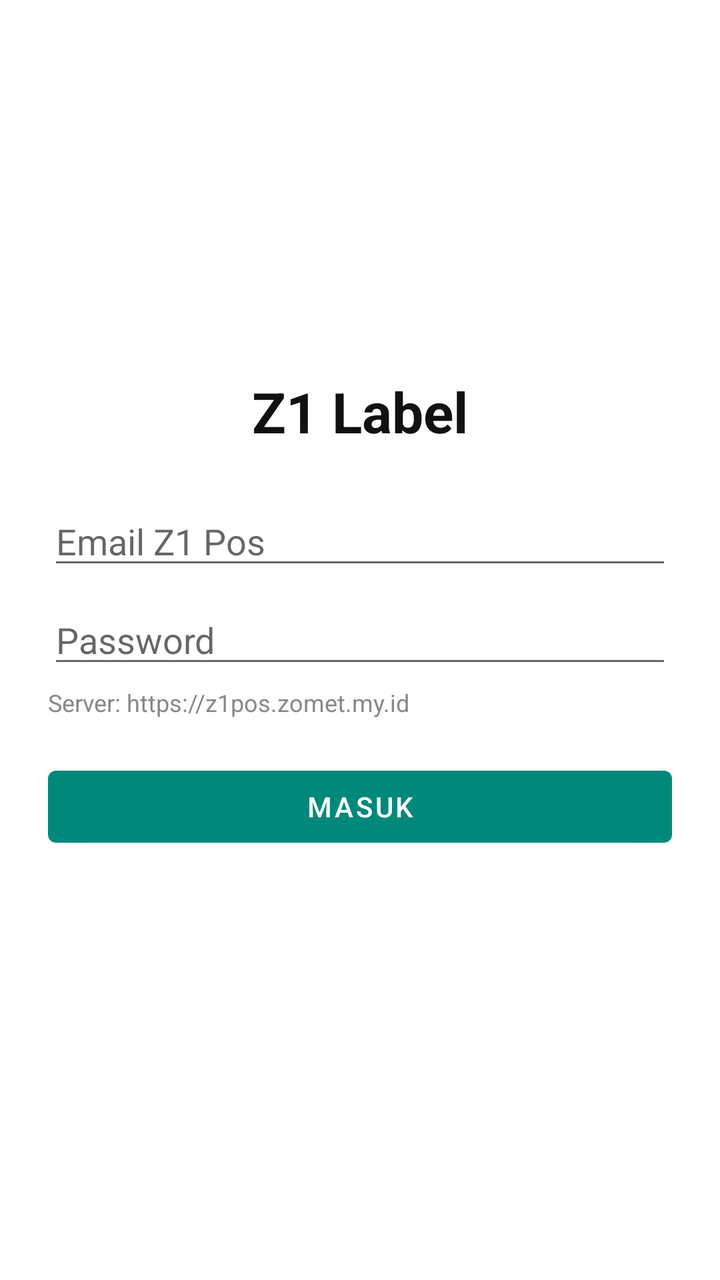
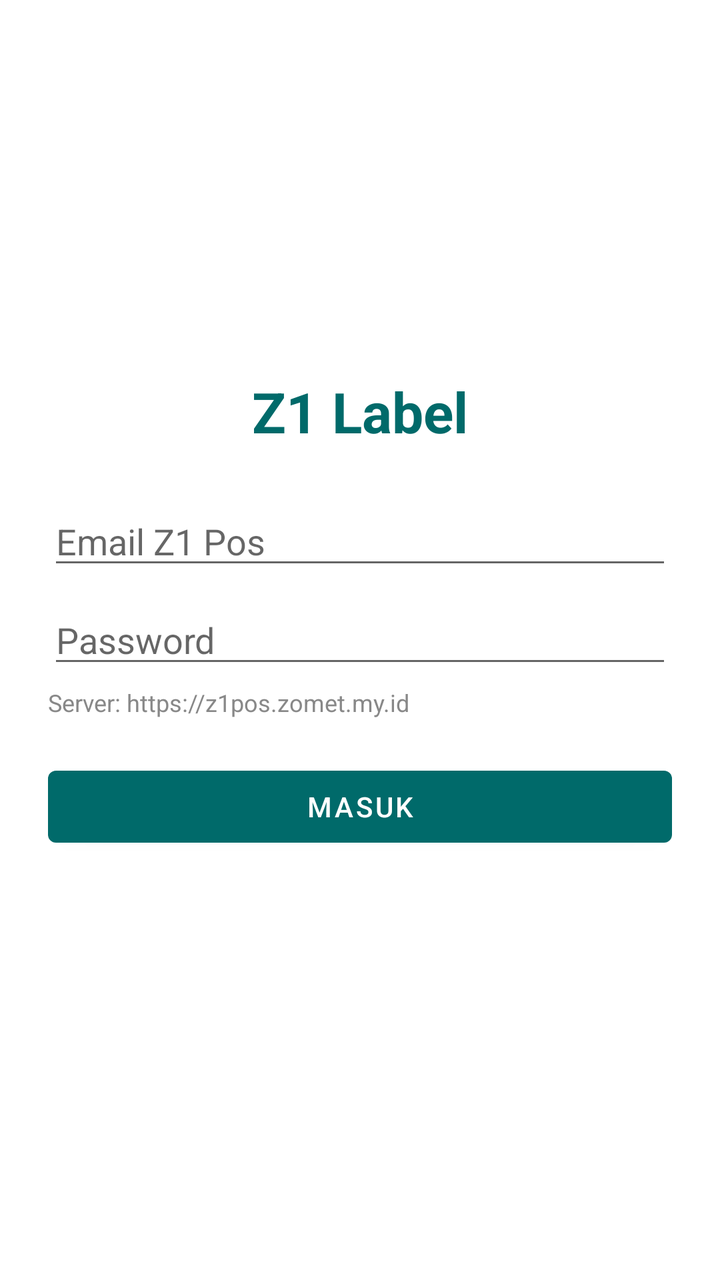

Before-and-after screenshots of an Android layout around one commit, followed by the original layout XML and the change that was made.
<!-- AndroidManifest.xml: application theme Theme.Z1Label -->
<!-- res/layout/activity_main.xml -->
<?xml version="1.0" encoding="utf-8"?>
<androidx.drawerlayout.widget.DrawerLayout xmlns:android="http://schemas.android.com/apk/res/android"
    xmlns:app="http://schemas.android.com/apk/res-auto"
    android:id="@+id/drawerRoot"
    android:layout_width="match_parent"
    android:layout_height="match_parent">

    
    <LinearLayout
        android:layout_width="match_parent"
        android:layout_height="match_parent"
        android:orientation="vertical">

        
        <LinearLayout
            android:id="@+id/loginView"
            android:layout_width="match_parent"
            android:layout_height="match_parent"
            android:orientation="vertical"
            android:gravity="center"
            android:padding="24dp">

            <TextView
                android:layout_width="wrap_content"
                android:layout_height="wrap_content"
                android:text="Z1 Label"
                android:textSize="28sp"
                android:textStyle="bold"
                android:textColor="#111" />

            <EditText
                android:id="@+id/txtEmail"
                android:layout_width="match_parent"
                android:layout_height="wrap_content"
                android:layout_marginTop="24dp"
                android:hint="Email Z1 Pos"
                android:inputType="textEmailAddress" />

            <EditText
                android:id="@+id/txtSandi"
                android:layout_width="match_parent"
                android:layout_height="wrap_content"
                android:layout_marginTop="8dp"
                android:hint="Password"
                android:inputType="textPassword" />

            <TextView
                android:id="@+id/txtUrl"
                android:layout_width="match_parent"
                android:layout_height="wrap_content"
                android:layout_marginTop="4dp"
                android:text="Server: https://z1pos.zomet.my.id"
                android:textSize="12sp"
                android:textColor="#888" />

            <Button
                style="@style/BtnRun"
                android:id="@+id/btnLogin"
                android:layout_width="match_parent"
                android:layout_height="wrap_content"
                android:layout_marginTop="20dp"
                android:text="Masuk" />

            <TextView
                android:id="@+id/lblLogin"
                android:layout_width="match_parent"
                android:layout_height="wrap_content"
                android:layout_marginTop="8dp"
                android:text=""
                android:textSize="13sp" />
        </LinearLayout>

        
        <LinearLayout
            android:id="@+id/mainView"
            android:layout_width="match_parent"
            android:layout_height="match_parent"
            android:orientation="vertical"
            android:visibility="gone">

            
            <LinearLayout
                android:layout_width="match_parent"
                android:layout_height="wrap_content"
                android:layout_marginTop="6dp"
                android:orientation="horizontal">

                <Button
                    style="@style/BtnRun"
                    android:id="@+id/btnMenu"
                    android:layout_width="wrap_content"
                    android:layout_height="wrap_content"
                    android:layout_marginStart="4dp"
                    android:minWidth="54dp"
                    android:text="☰"
                    android:textSize="18sp" />

                <EditText
                    android:id="@+id/txtCari"
                    android:layout_width="0dp"
                    android:layout_height="wrap_content"
                    android:layout_weight="1"
                    android:layout_marginStart="6dp"
                    android:hint="Cari produk / barcode..."
                    android:inputType="text" />

                <Button
                    style="@style/BtnRun"
                    android:id="@+id/btnTambah"
                    android:layout_width="wrap_content"
                    android:layout_height="wrap_content"
                    android:layout_marginStart="6dp"
                    android:layout_marginEnd="4dp"
                    android:minWidth="86dp"
                    android:text="＋ Tambah" />
            </LinearLayout>

            
            <Button
                style="@style/BtnRun"
                android:id="@+id/btnSort"
                android:layout_width="match_parent"
                android:layout_height="wrap_content"
                android:visibility="gone"
                android:text="Urut" />
            <Button
                style="@style/BtnRun"
                android:id="@+id/btnPaper"
                android:layout_width="match_parent"
                android:layout_height="wrap_content"
                android:visibility="gone"
                android:text="Kertas" />

            <androidx.recyclerview.widget.RecyclerView
                android:id="@+id/listProduk"
                android:layout_width="match_parent"
                android:layout_height="0dp"
                android:layout_weight="1"
                android:paddingVertical="4dp" />

            <Button
                style="@style/BtnRun"
                android:id="@+id/btnPrinter"
                android:layout_width="match_parent"
                android:layout_height="wrap_content"
                android:visibility="gone"
                android:text="Pilih Printer Bluetooth..." />

            <LinearLayout
                android:layout_width="match_parent"
                android:layout_height="wrap_content"
                android:orientation="vertical"
                android:visibility="gone" >
                <Button
                    style="@style/BtnRun"
                    android:id="@+id/btnProto"
                    android:layout_width="match_parent"
                    android:layout_height="wrap_content"
                    android:text="TSPL Printer Label" />
                <LinearLayout
                    android:layout_width="match_parent"
                    android:layout_height="wrap_content"
                    android:orientation="horizontal">
                    <Button
                        style="@style/BtnRun"
                        android:id="@+id/btnFont"
                        android:layout_width="0dp"
                        android:layout_height="wrap_content"
                        android:layout_weight="1"
                        android:text="Font: S" />
                    <Button
                        style="@style/BtnRun"
                        android:id="@+id/btnBarcode"
                        android:layout_width="0dp"
                        android:layout_height="wrap_content"
                        android:layout_weight="1"
                        android:layout_marginStart="8dp"
                        android:text="1D/2D"
                        android:textSize="12sp"
                        android:minWidth="52dp" />
                    <Button
                        style="@style/BtnRun"
                        android:id="@+id/btnBcSrc"
                        android:layout_width="0dp"
                        android:layout_height="wrap_content"
                        android:layout_weight="1"
                        android:layout_marginStart="8dp"
                        android:text="6 digit"
                        android:textSize="12sp"
                        android:minWidth="52dp" />
                </LinearLayout>
            </LinearLayout>

            
            <Button
                style="@style/BtnRun"
                android:id="@+id/btnCetak"
                android:layout_width="match_parent"
                android:layout_height="wrap_content"
                android:layout_marginHorizontal="8dp"
                android:text="Cetak"
                android:enabled="false" />

            <LinearLayout
                android:layout_width="match_parent"
                android:layout_height="wrap_content"
                android:layout_marginHorizontal="8dp"
                android:layout_marginTop="6dp"
                android:orientation="horizontal">
                <Button
                    style="@style/BtnRun"
                    android:id="@+id/btnRefresh"
                    android:layout_width="0dp"
                    android:layout_height="wrap_content"
                    android:layout_weight="1"
                    android:text="Muat Ulang" />
                <Button
                    style="@style/BtnRun"
                    android:id="@+id/btnLogout"
                    android:layout_width="0dp"
                    android:layout_height="wrap_content"
                    android:layout_weight="1"
                    android:layout_marginStart="8dp"
                    android:text="Keluar" />
                <Button
                    style="@style/BtnRun"
                    android:id="@+id/btnCekUpdate"
                    android:layout_width="0dp"
                    android:layout_height="wrap_content"
                    android:layout_weight="1"
                    android:layout_marginStart="8dp"
                    android:text="Update" />
                <Button
                    style="@style/BtnRun"
                    android:id="@+id/btnKirimLog"
                    android:layout_width="0dp"
                    android:layout_height="wrap_content"
                    android:layout_weight="1"
                    android:layout_marginStart="8dp"
                    android:text="Kirim Log" />
            </LinearLayout>

            <TextView
                android:id="@+id/lblStatus"
                android:layout_width="match_parent"
                android:layout_height="wrap_content"
                android:layout_marginTop="4dp"
                android:paddingHorizontal="8dp"
                android:text=""
                android:textSize="13sp" />

            <TextView
                android:id="@+id/txtVersion"
                android:layout_width="match_parent"
                android:layout_height="wrap_content"
                android:layout_marginTop="2dp"
                android:paddingHorizontal="8dp"
                android:text="Z1 Label"
                android:textSize="11sp"
                android:textColor="#888" />
        </LinearLayout>
    </LinearLayout>

    
    <com.google.android.material.navigation.NavigationView
        android:id="@+id/navDrawer"
        android:layout_width="wrap_content"
        android:layout_height="match_parent"
        android:layout_gravity="start"
        app:headerLayout="@layout/drawer_header"
        app:menu="@menu/menu_sidemenu" />

</androidx.drawerlayout.widget.DrawerLayout>
<!-- res/layout/drawer_header.xml (included above) -->
<?xml version="1.0" encoding="utf-8"?>
<LinearLayout xmlns:android="http://schemas.android.com/apk/res/android"
    android:layout_width="match_parent"
    android:layout_height="wrap_content"
    android:orientation="vertical"
    android:background="#243B53"
    android:padding="18dp">

    <TextView
        android:layout_width="wrap_content"
        android:layout_height="wrap_content"
        android:text="Pengaturan Label"
        android:textColor="#FFFFFF"
        android:textSize="20sp"
        android:textStyle="bold" />

    <TextView
        android:layout_width="wrap_content"
        android:layout_height="wrap_content"
        android:layout_marginTop="4dp"
        android:text="Z1 Label"
        android:textColor="#CFE3F7"
        android:textSize="13sp" />
</LinearLayout>
<!-- resources referenced by this layout -->
<resources>
  <style name="BtnRun">
          <item name="android:singleLine">true</item>
          <item name="android:maxLines">1</item>
          <item name="android:ellipsize">end</item>
          <item name="android:gravity">center</item>
      </style>
  <style name="Theme.Z1Label" parent="Theme.MaterialComponents.DayNight.NoActionBar">
          <item name="colorPrimary">@color/teal_700</item>
          <item name="colorSecondary">@color/teal_200</item>
          <item name="android:statusBarColor">@color/teal_700</item>
      </style>
  <color name="teal_700">#00897B</color>
  <color name="teal_200">#80CBC4</color>
</resources>

<!-- the commit's change to res/layout/activity_main.xml (unified diff, before → after) -->
@@ -26,7 +26,7 @@
                 android:text="Z1 Label"
                 android:textSize="28sp"
                 android:textStyle="bold"
-                android:textColor="#111" />
+                android:textColor="@color/z1_primary" />
 
             <EditText
                 android:id="@+id/txtEmail"
@@ -82,38 +82,160 @@
             <LinearLayout
                 android:layout_width="match_parent"
                 android:layout_height="wrap_content"
-                android:layout_marginTop="6dp"
-                android:orientation="horizontal">
-
-                <Button
-                    style="@style/BtnRun"
-                    android:id="@+id/btnMenu"
+                android:background="@color/z1_primary"
+                android:orientation="vertical">
+
+                
+                <LinearLayout
+                    android:layout_width="match_parent"
+                    android:layout_height="wrap_content"
+                    android:gravity="center_vertical"
+                    android:orientation="horizontal"
+                    android:paddingHorizontal="4dp"
+                    android:paddingVertical="4dp">
+
+                    <Button
+                        android:id="@+id/btnMenu"
+                        android:layout_width="44dp"
+                        android:layout_height="44dp"
+                        android:background="?attr/selectableItemBackgroundBorderless"
+                        android:text="☰"
+                        android:textColor="@color/z1_on_primary"
+                        android:textSize="22sp"
+                        android:minWidth="0dp"
+                        android:padding="0dp" />
+
+                    <TextView
+                        android:layout_width="0dp"
+                        android:layout_height="wrap_content"
+                        android:layout_weight="1"
+                        android:layout_marginStart="4dp"
+                        android:text="Produk"
+                        android:textColor="@color/z1_on_primary"
+                        android:textSize="20sp"
+                        android:textStyle="bold" />
+
+                    
+                    <LinearLayout
+                        android:id="@+id/printerChip"
+                        android:layout_width="wrap_content"
+                        android:layout_height="wrap_content"
+                        android:orientation="horizontal"
+                        android:gravity="center_vertical"
+                        android:background="@drawable/printer_chip_bg"
+                        android:paddingHorizontal="12dp"
+                        android:paddingVertical="6dp">
+
+                        <View
+                            android:id="@+id/printerDot"
+                            android:layout_width="8dp"
+                            android:layout_height="8dp"
+                            android:background="@drawable/printer_dot_on" />
+
+                        <TextView
+                            android:id="@+id/printerChipName"
+                            android:layout_width="wrap_content"
+                            android:layout_height="wrap_content"
+                            android:layout_marginStart="6dp"
+                            android:text="—"
+                            android:textColor="@color/z1_on_primary"
+                            android:textSize="12sp"
+                            android:textStyle="bold"
+                            android:maxLines="1"
+                            android:ellipsize="end"
+                            android:maxWidth="140dp" />
+                    </LinearLayout>
+                </LinearLayout>
+
+                
+                <LinearLayout
+                    android:layout_width="match_parent"
+                    android:layout_height="wrap_content"
+                    android:orientation="horizontal"
+                    android:gravity="center_vertical"
+                    android:layout_marginHorizontal="16dp"
+                    android:layout_marginTop="4dp"
+                    android:layout_marginBottom="12dp"
+                    android:background="@drawable/search_bg"
+                    android:paddingHorizontal="18dp"
+                    android:paddingVertical="12dp">
+
+                    <TextView
+                        android:layout_width="wrap_content"
+                        android:layout_height="wrap_content"
+                        android:text="🔍"
+                        android:textSize="16sp" />
+
+                    <EditText
+                        android:id="@+id/txtCari"
+                        android:layout_width="0dp"
+                        android:layout_height="wrap_content"
+                        android:layout_weight="1"
+                        android:layout_marginStart="10dp"
+                        android:hint="Cari produk / barcode..."
+                        android:inputType="text"
+                        android:background="@android:color/transparent"
+                        android:textSize="15sp"
+                        android:imeOptions="actionSearch" />
+                </LinearLayout>
+            </LinearLayout>
+
+            
+            <LinearLayout
+                android:id="@+id/printerBanner"
+                android:layout_width="match_parent"
+                android:layout_height="wrap_content"
+                android:orientation="horizontal"
+                android:gravity="center_vertical"
+                android:background="@color/z1_banner_bg"
+                android:paddingHorizontal="16dp"
+                android:paddingVertical="8dp">
+
+                <TextView
                     android:layout_width="wrap_content"
                     android:layout_height="wrap_content"
-                    android:layout_marginStart="4dp"
-                    android:minWidth="54dp"
-                    android:text="☰"
-                    android:textSize="18sp" />
-
-                <EditText
-                    android:id="@+id/txtCari"
-                    android:layout_width="0dp"
-                    android:layout_height="wrap_content"
-                    android:layout_weight="1"
-                    android:layout_marginStart="6dp"
-                    android:hint="Cari produk / barcode..."
-                    android:inputType="text" />
-
-                <Button
-                    style="@style/BtnRun"
-                    android:id="@+id/btnTambah"
+                    android:text="🖨️"
+                    android:textSize="16sp" />
+
+                <TextView
+                    android:id="@+id/printerBannerText"
                     android:layout_width="wrap_content"
                     android:layout_height="wrap_content"
-                    android:layout_marginStart="6dp"
-                    android:layout_marginEnd="4dp"
-                    android:minWidth="86dp"
-                    android:text="＋ Tambah" />
+                    android:layout_marginStart="8dp"
+                    android:text="Printer belum dipilih"
+                    android:textColor="@color/z1_banner_text"
+                    android:textSize="13sp" />
             </LinearLayout>
+
+            
+            <FrameLayout
+                android:layout_width="match_parent"
+                android:layout_height="0dp"
+                android:layout_weight="1">
+
+                <androidx.recyclerview.widget.RecyclerView
+                    android:id="@+id/listProduk"
+                    android:layout_width="match_parent"
+                    android:layout_height="match_parent"
+                    android:background="@color/z1_surface"
+                    android:paddingHorizontal="4dp"
+                    android:paddingVertical="4dp"
+                    android:clipToPadding="false" />
+
+                
+                <com.google.android.material.floatingactionbutton.FloatingActionButton
+                    android:id="@+id/fabTambah"
+                    android:layout_width="wrap_content"
+                    android:layout_height="wrap_content"
+                    android:src="@android:drawable/ic_input_add"
+                    app:backgroundTint="@color/z1_primary"
+                    app:tint="@color/z1_on_primary"
+                    android:contentDescription="Tambah Produk"
+                    android:layout_gravity="end|bottom"
+                    android:layout_marginEnd="20dp"
+                    android:layout_marginBottom="20dp"
+                    android:visibility="gone" />
+            </FrameLayout>
 
             
             <Button
@@ -130,14 +252,6 @@
                 android:layout_height="wrap_content"
                 android:visibility="gone"
                 android:text="Kertas" />
-
-            <androidx.recyclerview.widget.RecyclerView
-                android:id="@+id/listProduk"
-                android:layout_width="match_parent"
-                android:layout_height="0dp"
-                android:layout_weight="1"
-                android:paddingVertical="4dp" />
-
             <Button
                 style="@style/BtnRun"
                 android:id="@+id/btnPrinter"
@@ -145,12 +259,11 @@
                 android:layout_height="wrap_content"
                 android:visibility="gone"
                 android:text="Pilih Printer Bluetooth..." />
-
             <LinearLayout
                 android:layout_width="match_parent"
                 android:layout_height="wrap_content"
                 android:orientation="vertical"
-                android:visibility="gone" >
+                android:visibility="gone">
                 <Button
                     style="@style/BtnRun"
                     android:id="@+id/btnProto"
@@ -192,28 +305,55 @@
             </LinearLayout>
 
             
-            <Button
-                style="@style/BtnRun"
-                android:id="@+id/btnCetak"
-                android:layout_width="match_parent"
-                android:layout_height="wrap_content"
-                android:layout_marginHorizontal="8dp"
-                android:text="Cetak"
-                android:enabled="false" />
-
             <LinearLayout
                 android:layout_width="match_parent"
                 android:layout_height="wrap_content"
-                android:layout_marginHorizontal="8dp"
-                android:layout_marginTop="6dp"
-                android:orientation="horizontal">
+                android:orientation="horizontal"
+                android:gravity="center_vertical"
+                android:background="@color/z1_surface"
+                android:paddingHorizontal="16dp"
+                android:paddingVertical="12dp">
+
+                <Button
+                    android:id="@+id/btnRefresh"
+                    android:layout_width="wrap_content"
+                    android:layout_height="wrap_content"
+                    android:text="↻ Muat"
+                    android:textColor="@color/z1_primary"
+                    android:background="?attr/selectableItemBackground"
+                    android:textSize="13sp"
+                    android:textStyle="bold"
+                    android:minWidth="0dp"
+                    android:paddingHorizontal="16dp" />
+
+                <Button
+                    android:id="@+id/btnCetak"
+                    android:layout_width="0dp"
+                    android:layout_height="wrap_content"
+                    android:layout_weight="1"
+                    android:layout_marginStart="8dp"
+                    android:text="🖨️ Cetak"
+                    android:textColor="@color/z1_on_primary"
+                    android:background="@drawable/btn_cetak_bg"
+                    android:textSize="15sp"
+                    android:textStyle="bold"
+                    android:enabled="false"
+                    android:minHeight="48dp" />
+            </LinearLayout>
+
+            
+            <LinearLayout
+                android:layout_width="match_parent"
+                android:layout_height="wrap_content"
+                android:orientation="horizontal"
+                android:visibility="gone">
                 <Button
                     style="@style/BtnRun"
-                    android:id="@+id/btnRefresh"
+                    android:id="@+id/btnTambah"
                     android:layout_width="0dp"
                     android:layout_height="wrap_content"
                     android:layout_weight="1"
-                    android:text="Muat Ulang" />
+                    android:text="＋ Tambah" />
                 <Button
                     style="@style/BtnRun"
                     android:id="@+id/btnLogout"
@@ -244,20 +384,23 @@
                 android:id="@+id/lblStatus"
                 android:layout_width="match_parent"
                 android:layout_height="wrap_content"
-                android:layout_marginTop="4dp"
-                android:paddingHorizontal="8dp"
+                android:paddingHorizontal="16dp"
+                android:paddingVertical="4dp"
                 android:text=""
-                android:textSize="13sp" />
+                android:textSize="13sp"
+                android:textColor="@color/z1_on_surface_variant"
+                android:background="@color/z1_surface" />
 
             <TextView
                 android:id="@+id/txtVersion"
                 android:layout_width="match_parent"
                 android:layout_height="wrap_content"
-                android:layout_marginTop="2dp"
-                android:paddingHorizontal="8dp"
+                android:paddingHorizontal="16dp"
+                android:paddingVertical="2dp"
                 android:text="Z1 Label"
                 android:textSize="11sp"
-                android:textColor="#888" />
+                android:textColor="#888"
+                android:background="@color/z1_surface" />
         </LinearLayout>
     </LinearLayout>
 
@@ -277,14 +420,14 @@
     android:layout_width="match_parent"
     android:layout_height="wrap_content"
     android:orientation="vertical"
-    android:background="#243B53"
+    android:background="@color/z1_primary"
     android:padding="18dp">
 
     <TextView
         android:layout_width="wrap_content"
         android:layout_height="wrap_content"
         android:text="Pengaturan Label"
-        android:textColor="#FFFFFF"
+        android:textColor="@color/z1_on_primary"
         android:textSize="20sp"
         android:textStyle="bold" />
 
@@ -293,6 +436,6 @@
         android:layout_height="wrap_content"
         android:layout_marginTop="4dp"
         android:text="Z1 Label"
-        android:textColor="#CFE3F7"
+        android:textColor="@color/teal_200"
         android:textSize="13sp" />
 </LinearLayout>
<!-- resource entries referenced after the edit -->
@@ -6,12 +6,61 @@
           <item name="android:ellipsize">end</item>
           <item name="android:gravity">center</item>
       </style>
-  <style name="Theme.Z1Label" parent="Theme.MaterialComponents.DayNight.NoActionBar">
-          <item name="colorPrimary">@color/teal_700</item>
+  <style name="Theme.Z1Label" parent="Theme.MaterialComponents.Light.NoActionBar">
+          <item name="colorPrimary">@color/z1_primary</item>
+          <item name="colorPrimaryVariant">@color/z1_primary_dark</item>
           <item name="colorSecondary">@color/teal_200</item>
-          <item name="android:statusBarColor">@color/teal_700</item>
+          <item name="colorOnPrimary">@color/z1_on_primary</item>
+          <item name="android:statusBarColor">@color/z1_primary</item>
+          <item name="android:windowLightStatusBar">false</item>
+          <item name="android:textColorPrimary">@color/z1_on_surface</item>
       </style>
-  <color name="teal_700">#00897B</color>
+  <color name="z1_chip_bg">#26FFFFFF</color>
+  <color name="z1_primary_dark">#004D4D</color>
+  <color name="z1_on_surface">#1A1A1A</color>
   <color name="teal_200">#80CBC4</color>
+  <color name="z1_banner_bg">#E0F2F1</color>
+  <color name="z1_banner_text">#004D4D</color>
+  <color name="z1_on_primary">#FFFFFF</color>
+  <color name="z1_on_surface_variant">#666666</color>
+  <color name="z1_primary">#006A6A</color>
+  <color name="z1_surface">#FDFBFF</color>
+  <!-- drawable btn_cetak_bg (drawable) -->
+  <?xml version="1.0" encoding="utf-8"?>
+  <selector xmlns:android="http://schemas.android.com/apk/res/android">
+      <item android:state_enabled="false">
+          <shape android:shape="rectangle">
+              <solid android:color="#C4C4C8" />
+              <corners android:radius="28dp" />
+          </shape>
+      </item>
+      <item>
+          <shape android:shape="rectangle">
+              <solid android:color="@color/z1_primary" />
+              <corners android:radius="28dp" />
+          </shape>
+      </item>
+  </selector>
+  <!-- drawable printer_chip_bg (drawable) -->
+  <?xml version="1.0" encoding="utf-8"?>
+  <shape xmlns:android="http://schemas.android.com/apk/res/android"
+      android:shape="rectangle">
+      <solid android:color="@color/z1_chip_bg" />
+      <corners android:radius="8dp" />
+  </shape>
+  <!-- drawable printer_dot_on (drawable) -->
+  <?xml version="1.0" encoding="utf-8"?>
+  <shape xmlns:android="http://schemas.android.com/apk/res/android"
+      android:shape="oval">
+      <solid android:color="#4ADE80" />
+      <size android:width="8dp" android:height="8dp" />
+  </shape>
+  <!-- drawable search_bg (drawable) -->
+  <?xml version="1.0" encoding="utf-8"?>
+  <shape xmlns:android="http://schemas.android.com/apk/res/android"
+      android:shape="rectangle">
+      <solid android:color="#FFFFFF" />
+      <corners android:radius="28dp" />
+  </shape>
 </resources>
 
